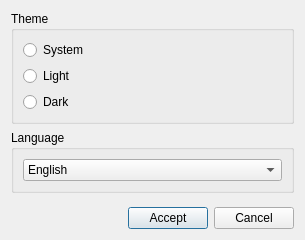
The window that settingsdialog.ui (EduardZherdiev/PowerSubstationMonitoring) describes before a commit, drawn with Qt 5.
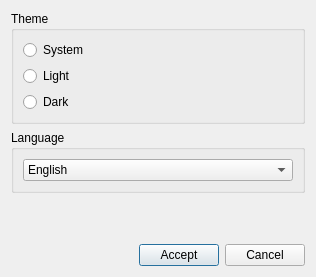
The same window after the commit.

Patch:
```diff
--- a/settingsdialog.ui
+++ b/settingsdialog.ui
@@ -6,8 +6,8 @@
    <rect>
     <x>0</x>
     <y>0</y>
-    <width>305</width>
-     <height>240</height>
+    <width>316</width>
+    <height>277</height>
    </rect>
   </property>
   <property name="windowTitle">
@@ -20,6 +20,21 @@
       <string>Theme</string>
      </property>
      <layout class="QVBoxLayout" name="verticalLayout">
+      <property name="spacing">
+       <number>6</number>
+      </property>
+      <property name="leftMargin">
+       <number>9</number>
+      </property>
+      <property name="topMargin">
+       <number>9</number>
+      </property>
+      <property name="rightMargin">
+       <number>9</number>
+      </property>
+      <property name="bottomMargin">
+       <number>9</number>
+      </property>
       <item>
        <widget class="QRadioButton" name="systemTheme">
         <property name="text">
@@ -50,6 +65,21 @@
       <string>Language</string>
      </property>
      <layout class="QHBoxLayout" name="languageLayout">
+      <property name="spacing">
+       <number>6</number>
+      </property>
+      <property name="leftMargin">
+       <number>9</number>
+      </property>
+      <property name="topMargin">
+       <number>9</number>
+      </property>
+      <property name="rightMargin">
+       <number>9</number>
+      </property>
+      <property name="bottomMargin">
+       <number>9</number>
+      </property>
       <item>
        <widget class="QComboBox" name="languageComboBox">
         <item>
```
Left out of the diff: 9 changed lines with no effect on the pictures. Lines whose indentation alone changed are shown as unchanged.
